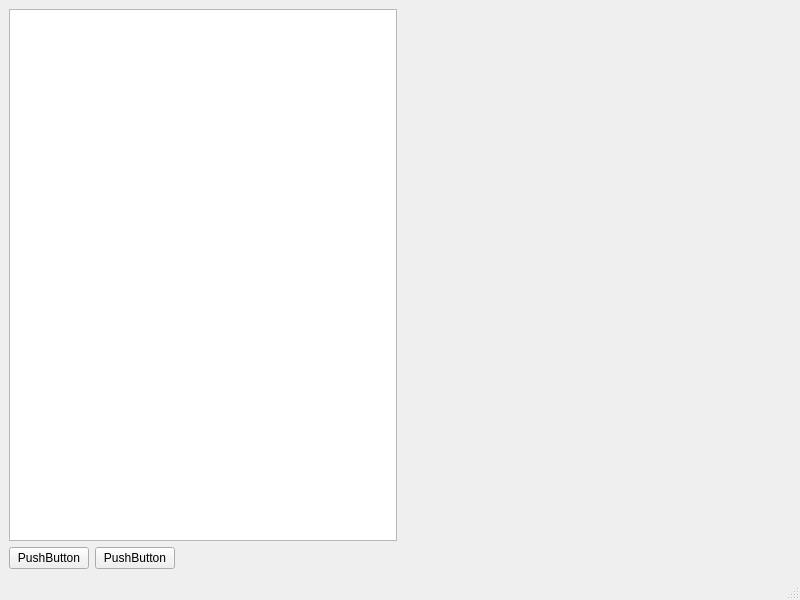
Soloist-so/2025_20475061, file mainwindow.ui: the form before one commit.
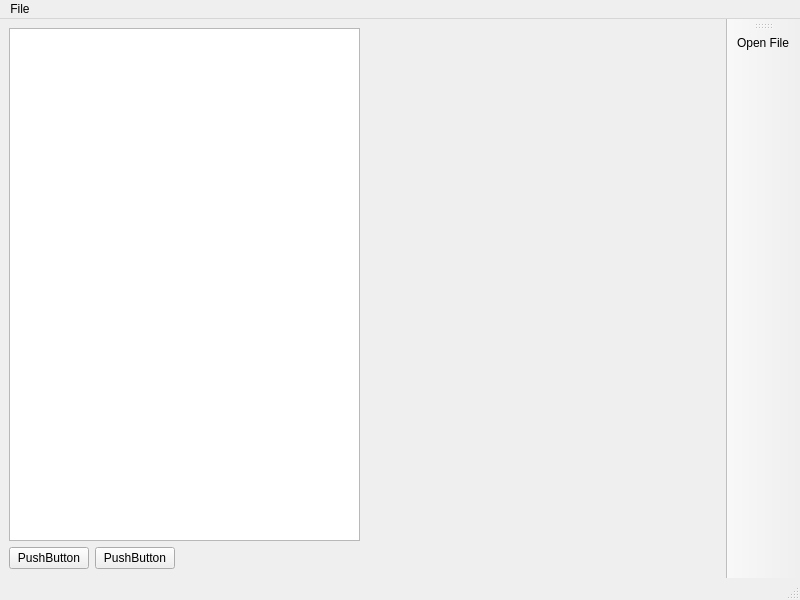
The form after the commit.

Commit message: Exercise 6: Added File menu action and slot

Patch:
```diff
--- a/mainwindow.ui
+++ b/mainwindow.ui
@@ -74,8 +74,35 @@
      <height>17</height>
     </rect>
    </property>
+   <widget class="QMenu" name="menuFile">
+    <property name="title">
+     <string>File</string>
+    </property>
+    <addaction name="actionOpen_File"/>
+   </widget>
+   <addaction name="menuFile"/>
   </widget>
   <widget class="QStatusBar" name="statusbar"/>
+  <widget class="QToolBar" name="toolBar">
+   <property name="windowTitle">
+    <string>toolBar</string>
+   </property>
+   <attribute name="toolBarArea">
+    <enum>RightToolBarArea</enum>
+   </attribute>
+   <attribute name="toolBarBreak">
+    <bool>false</bool>
+   </attribute>
+   <addaction name="actionOpen_File"/>
+  </widget>
+  <action name="actionOpen_File">
+   <property name="text">
+    <string>Open File</string>
+   </property>
+   <property name="menuRole">
+    <enum>QAction::MenuRole::NoRole</enum>
+   </property>
+  </action>
  </widget>
  <resources/>
  <connections/>
```
The commit also changes 2 other files.
